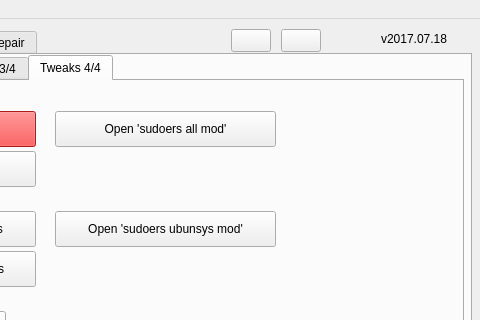
adgellida/ubunsys, file mainwindow.ui: the form before one commit; both pictures show x 239 to 719 and y 0 to 320 of the 719 by 521 pixel window.
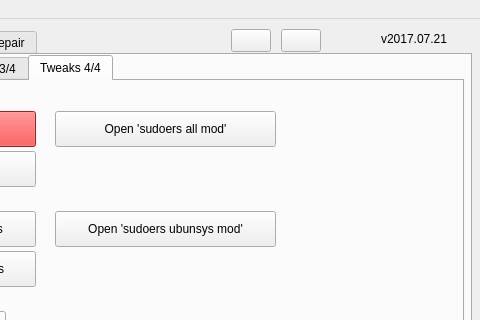
The form after the commit. The open tabs and pages were chosen to show the change. Icons and pictures are not drawn.

```diff
--- a/mainwindow.ui
+++ b/mainwindow.ui
@@ -3073,7 +3073,7 @@
      </rect>
     </property>
     <property name="text">
-     <string>v2017.07.18</string>
+     <string>v2017.07.21</string>
     </property>
    </widget>
    <widget class="QPushButton" name="updateAppButton">
```
Left out of the diff: 6 changed lines with no effect on the pictures.
